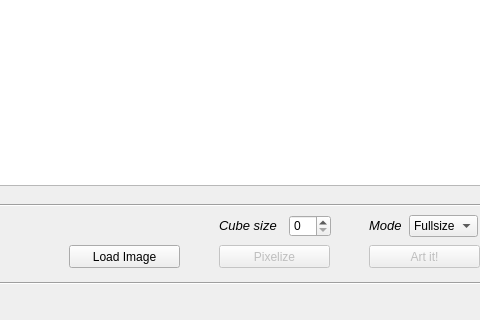
Above: mainwindow.ui from taramija/PixelArt before the change; both pictures show x 151 to 631 and y 462 to 782 of the 1007 by 782 pixel window. Below: the same form after it.
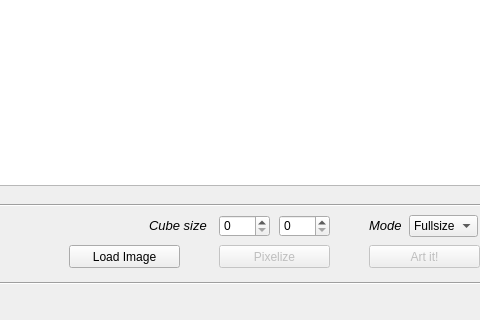
That is the form after the change.

Commit message: big upddate: rework algorithm, reduce processing time, split cube size into width and height, add 35x19 sample images

What changed in the file:
```diff
--- a/mainwindow.ui
+++ b/mainwindow.ui
@@ -101,7 +101,7 @@
    <widget class="QLabel" name="label">
     <property name="geometry">
      <rect>
-      <x>370</x>
+      <x>300</x>
       <y>650</y>
       <width>61</width>
       <height>41</height>
@@ -122,12 +122,15 @@
    <widget class="QSpinBox" name="inputSize">
     <property name="geometry">
      <rect>
-      <x>440</x>
+      <x>370</x>
       <y>660</y>
-      <width>42</width>
+      <width>51</width>
       <height>22</height>
      </rect>
     </property>
+    <property name="maximum">
+     <number>999</number>
+    </property>
    </widget>
    <widget class="QPushButton" name="btnExit">
     <property name="geometry">
@@ -271,6 +274,19 @@
      </property>
     </item>
    </widget>
+   <widget class="QSpinBox" name="inputSizeH">
+    <property name="geometry">
+     <rect>
+      <x>430</x>
+      <y>660</y>
+      <width>51</width>
+      <height>22</height>
+     </rect>
+    </property>
+    <property name="maximum">
+     <number>999</number>
+    </property>
+   </widget>
   </widget>
   <widget class="QToolBar" name="mainToolBar">
    <attribute name="toolBarArea">
```
Left out of the diff: 5 changed lines with no effect on the pictures. The commit also changes 18039 other files.
